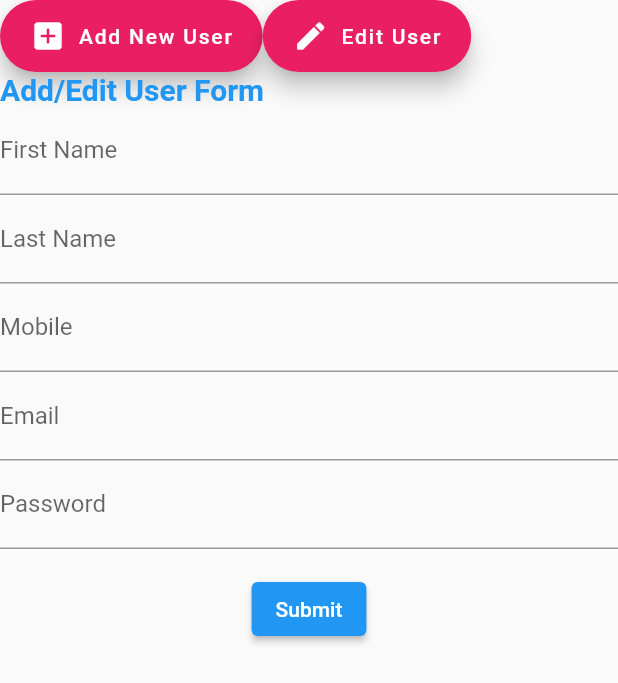
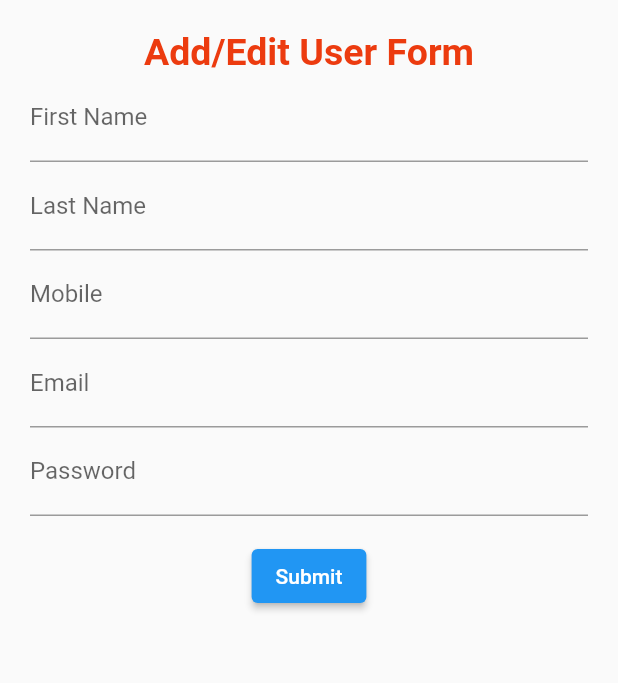
Before and after one commit to cram6138/flutter-app, a Flutter app: the EditUser screen opened directly, on a phone screen of 412 x 824 dp. Shown: the top 683 px of the screen. Run offline on Flutter 3.47's test engine with Material 2 defaults, Android fonts, the phone set to English and light mode, and no system bars; our stand-ins replace carousel_slider.

Commit message:
User profile changes

```diff
--- a/flutter_application_1/lib/screen/editUser.dart
+++ b/flutter_application_1/lib/screen/editUser.dart
@@ -10,34 +10,40 @@ class EditUser extends StatefulWidget {
 
 class _EditUserState extends State<EditUser> {
   final _formKey = GlobalKey<FormState>();
+  String value = "Delhi";
   @override
   Widget build(BuildContext context) {
     return Scaffold(
         body: Container(
       child: Wrap(
         children: <Widget>[
-          FloatingActionButton.extended(
-            onPressed: () {},
-            label: const Text("Add New User"),
-            icon: const Icon(Icons.add_box),
-            backgroundColor: Colors.pink,
-            extendedPadding: const EdgeInsets.all(20.0),
-          ),
-          FloatingActionButton.extended(
-            onPressed: () {},
-            label: const Text("Edit User"),
-            icon: const Icon(Icons.edit),
-            backgroundColor: Colors.pink,
-            extendedPadding: const EdgeInsets.all(20.0),
-          ),
+          // FloatingActionButton.extended(
+          //   onPressed: () {},
+          //   label: const Text("Add New User"),
+          //   icon: const Icon(Icons.add_box),
+          //   backgroundColor: Colors.pink,
+          //   extendedPadding: const EdgeInsets.all(20.0),
+          // ),
+          // FloatingActionButton.extended(
+          //   onPressed: () {},
+          //   label: const Text("Edit User"),
+          //   icon: const Icon(Icons.edit),
+          //   backgroundColor: Colors.pink,
+          //   extendedPadding: const EdgeInsets.all(20.0),
+          // ),
+
+          Form(
+              key: _formKey,
+              child: Container(
+                padding: const EdgeInsets.all(20.0),
+                child: Column(children: [
                   const Text(
                     "Add/Edit User Form",
                     style: TextStyle(
-                fontSize: 20, fontWeight: FontWeight.bold, color: Colors.blue),
+                        fontSize: 25,
+                        fontWeight: FontWeight.bold,
+                        color: Color.fromARGB(255, 236, 59, 15)),
                   ),
-          Form(
-            key: _formKey,
-            child: Column(children: [
                   TextFormField(
                     decoration: const InputDecoration(labelText: "First Name"),
                     validator: (value) {
@@ -56,6 +62,21 @@ class _EditUserState extends State<EditUser> {
                       return null;
                     },
                   ),
+                  // Container(
+                  //   child: DropdownButton(
+                  //     value: value,
+                  //     items: [
+                  //       DropdownMenuItem(
+                  //         child: Text("Telangana"),
+                  //       )
+                  //     ],
+                  //     onChanged: (state) {
+
+                  //     },
+                  //     hint: const Text("Select Item"),
+                  //   ),
+                  // ),
+
                   TextFormField(
                     decoration: const InputDecoration(labelText: "Mobile"),
                     validator: (value) {
@@ -100,7 +121,7 @@ class _EditUserState extends State<EditUser> {
                     ),
                   ),
                 ]),
-          ),
+              )),
         ],
       ),
     ));
--- a/flutter_application_1/lib/screen/profileMenu.dart
+++ b/flutter_application_1/lib/screen/profileMenu.dart
@@ -1,6 +1,7 @@
 import 'package:flutter/cupertino.dart';
 import 'package:flutter/material.dart';
 import 'package:flutter_application_1/screen/editUser.dart';
+import 'package:flutter_application_1/screen/userList.dart';
 
 class ProfileMenu extends StatefulWidget {
   @override
@@ -93,9 +94,7 @@ class _ProfileMenuState extends State<ProfileMenu>
         Center(
           child: EditUser(),
         ),
-        Center(
-          child: Text("Load users list Tab Clicked"),
-        ),
+        UserList(),
         Center(
           child: Text("Users Settings Tab Clicked"),
         )
```
Also changed, not shown: flutter_application_1/lib/screen/userList.dart (added, +128 -0 lines). Lines whose indentation alone changed are shown as unchanged.
